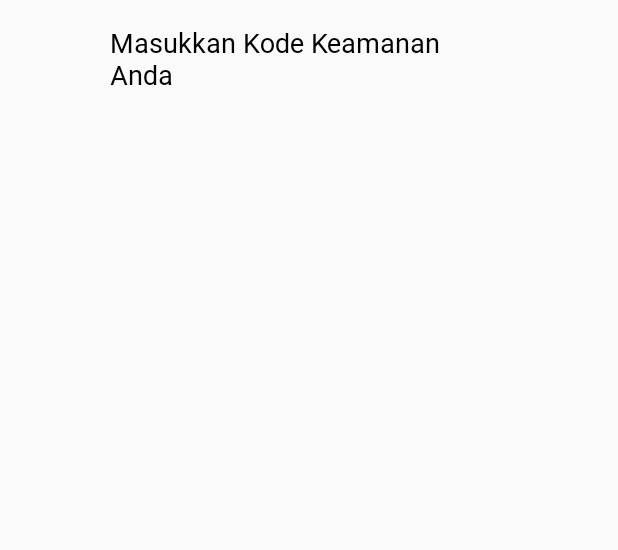
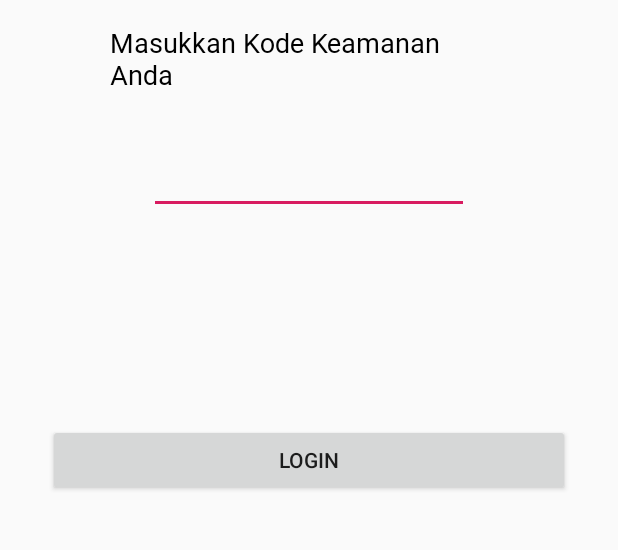
Before and after one commit to FakhryanZ/smartkos-android, an Android app: the layout activity_login.xml on its own in the app's theme, with its tools: preview values and no code run, on a phone screen of 412 x 824 dp, the part 65-615 px from its top. Run offline under Robolectric (Android 15) with nearby library versions, the phone set to English and light mode, and no system bars.

Commit message:
add button more penghuni item

```diff
--- a/app/src/main/res/layout/activity_login.xml
+++ b/app/src/main/res/layout/activity_login.xml
@@ -33,5 +33,46 @@
         app:layout_constraintStart_toStartOf="parent"
         app:layout_constraintTop_toBottomOf="@+id/txtAppName" />
 
+    <EditText
+        android:id="@+id/edtLogin"
+        android:layout_width="wrap_content"
+        android:layout_height="wrap_content"
+        android:layout_marginStart="64dp"
+        android:layout_marginEnd="64dp"
+        android:ems="10"
+        android:gravity="center"
+        android:inputType="numberPassword"
+        android:maxLength="6"
+        app:layout_constraintBottom_toTopOf="@+id/guideline9"
+        app:layout_constraintEnd_toEndOf="parent"
+        app:layout_constraintStart_toStartOf="parent"
+        app:layout_constraintTop_toBottomOf="@+id/textView" />
+
+    <androidx.constraintlayout.widget.Guideline
+        android:id="@+id/guideline9"
+        android:layout_width="wrap_content"
+        android:layout_height="wrap_content"
+        android:orientation="horizontal"
+        app:layout_constraintGuide_begin="221dp" />
+
+    <Button
+        android:id="@+id/btnLogin"
+        android:layout_width="0dp"
+        android:layout_height="wrap_content"
+        android:layout_marginStart="32dp"
+        android:layout_marginEnd="32dp"
+        android:text="Login"
+        app:layout_constraintBottom_toTopOf="@+id/guideline10"
+        app:layout_constraintEnd_toEndOf="parent"
+        app:layout_constraintStart_toStartOf="parent"
+        app:layout_constraintTop_toTopOf="@+id/guideline9" />
+
+    <androidx.constraintlayout.widget.Guideline
+        android:id="@+id/guideline10"
+        android:layout_width="wrap_content"
+        android:layout_height="wrap_content"
+        android:orientation="horizontal"
+        app:layout_constraintGuide_begin="479dp" />
+
 
 </androidx.constraintlayout.widget.ConstraintLayout>
```
Also changed, not shown: app/src/main/AndroidManifest.xml (+9 -10 lines), app/src/main/java/com/polinema/smartkos/activities/Login.java (+29 -0 lines).
